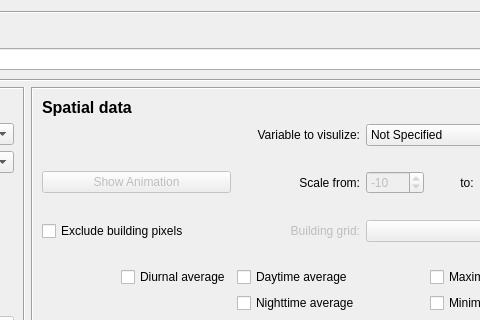
First picture: the form in SolweigAnalyzer/solweig_analyzer_dialog_base.ui, repository UMEP-dev/UMEP, before the edit; both pictures show x 321 to 801 and y 0 to 320 of the 933 by 581 pixel window.
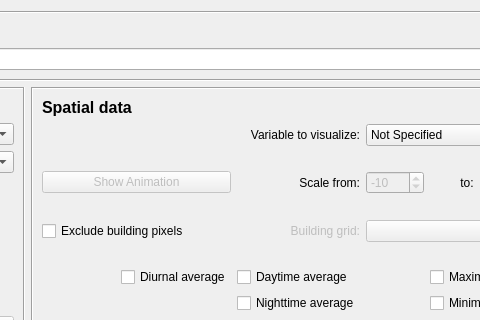
Second picture: the form after the edit.

Diff of the .ui file:
```diff
--- a/SolweigAnalyzer/solweig_analyzer_dialog_base.ui
+++ b/SolweigAnalyzer/solweig_analyzer_dialog_base.ui
@@ -681,7 +681,7 @@
          <bool>true</bool>
         </property>
         <property name="text">
-         <string>Variable to visulize:</string>
+         <string>Variable to visualize:</string>
         </property>
         <property name="alignment">
          <set>Qt::AlignRight|Qt::AlignTrailing|Qt::AlignVCenter</set>
```
